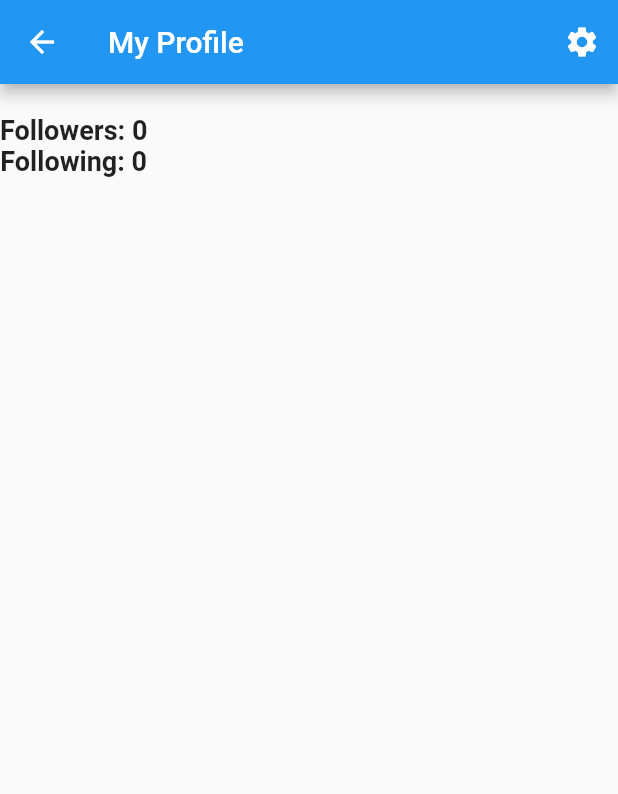
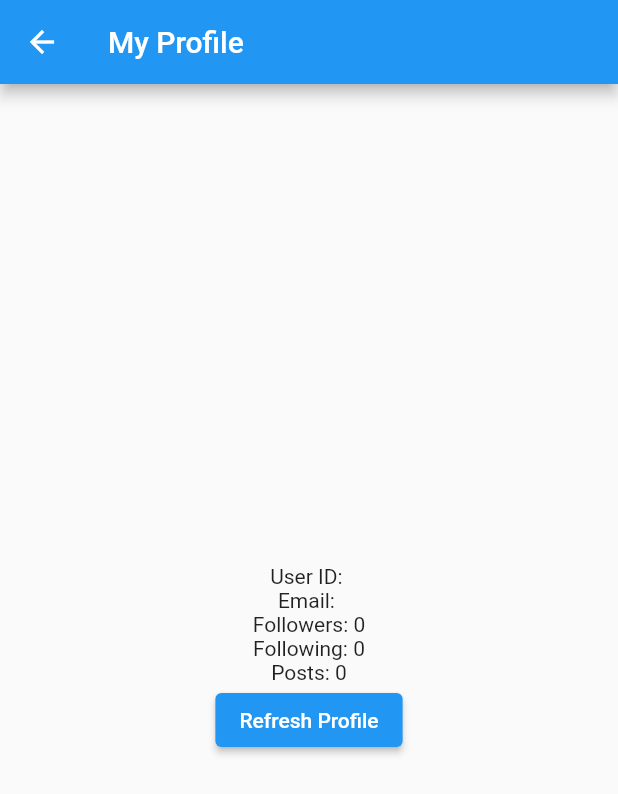
Before and after one commit to teJab-2610/garden_companion, a Flutter app: the ProfileScreen screen opened directly, on a phone screen of 412 x 824 dp. Shown: the top 794 px of the screen. Run offline on Flutter 3.47's test engine with Material 2 defaults, Android fonts, the light colour scheme and no system bars; our stand-ins replace cloud_firestore, firebase_auth, firebase_core, google_sign_in, shared_preferences; accounts and stored records are empty.

Commit message:
Tweaks to Profile Page

```diff
--- a/lib/providers/user_provider.dart
+++ b/lib/providers/user_provider.dart
@@ -1,5 +1,6 @@
 import 'package:firebase_auth/firebase_auth.dart';
 import 'package:flutter/foundation.dart';
+import 'package:garden_companion_2/models/user.dart';
 import 'package:shared_preferences/shared_preferences.dart';
 import 'package:cloud_firestore/cloud_firestore.dart';
 
@@ -9,44 +10,106 @@
   late SharedPreferences _prefs;
   late FirebaseFirestore _firestore;
 
-  String? _userId;
-  String? _email;
-  int _followersCount = 0;
-  int _followingCount = 0;
-  int _postsCount = 0;
-
-  String? get userId => _userId;
-  String? get email => _email;
-  int get followersCount => _followersCount;
-  int get followingCount => _followingCount;
-  int get postsCount => _postsCount;
+  MyUser _userProfile = MyUser(
+    username: '',
+    email: '',
+    followersCount: 0,
+    followingCount: 0,
+    postsCount: 0,
+    password: '',
+    phoneNumber: '',
+  );
+  MyUser get userProfile => _userProfile; // Add this getter
 
   UserProvider() {
     _initPreferences();
-    _firestore = FirebaseFirestore.instance;
   }
 
   Future<void> _initPreferences() async {
     _prefs = await SharedPreferences.getInstance();
-    _userId = _prefs.getString('userId');
-    _email = _prefs.getString('email');
-    _followersCount = _prefs.getInt('followersCount') ?? 0;
-    _followingCount = _prefs.getInt('followingCount') ?? 0;
-    _postsCount = _prefs.getInt('postsCount') ?? 0;
+    _loadUserProfile();
+  }
+
+  Future<void> _loadUserProfile() async {
+    final userId = _prefs.getString('userId') ?? '';
+    final email = _prefs.getString('email') ?? '';
+    final followersCount = _prefs.getInt('followersCount') ?? 0;
+    final followingCount = _prefs.getInt('followingCount') ?? 0;
+    final postsCount = _prefs.getInt('postsCount') ?? 0;
+
+    _userProfile = MyUser(
+      username: userId,
+      email: email,
+      followersCount: followersCount,
+      followingCount: followingCount,
+      postsCount: postsCount,
+      password: '',
+      phoneNumber: '',
+    );
+
     notifyListeners();
   }
 
-  Future<void> registerUser(String userId, String email) async {
-    _userId = userId;
-    _email = email;
+  Future<void> fetchUserProfile() async {
+    try {
+      final User? currentUser = _auth.currentUser;
+      if (currentUser != null) {
+        final DocumentSnapshot<Map<String, dynamic>> userDoc =
+            await _firestore.collection('users').doc(currentUser.uid).get();
 
-    await _prefs.setString('userId', userId);
-    await _prefs.setString('email', email);
-    await _prefs.setInt('followersCount', _followersCount);
-    await _prefs.setInt('followingCount', _followingCount);
-    await _prefs.setInt('postsCount', _postsCount);
+        final int followersCount = userDoc['followersCount'];
+        final int followingCount = userDoc['followingCount'];
+        final int postsCount = userDoc['postsCount'];
 
+        _userProfile = MyUser(
+          username: currentUser.uid,
+          email: currentUser.email!,
+          followersCount: followersCount,
+          followingCount: followingCount,
+          postsCount: postsCount,
+          password: '',
+          phoneNumber: '',
+        );
+
+        // Update shared preferences
+        await _prefs.setString('userId', currentUser.uid);
+        await _prefs.setString('email', currentUser.email!);
+        await _prefs.setInt('followersCount', followersCount);
+        await _prefs.setInt('followingCount', followingCount);
+        await _prefs.setInt('postsCount', postsCount);
+
+        notifyListeners();
+      }
+    } catch (e) {
+      print('Error fetching user profile: $e');
+    }
+  }
+
+  Future<void> registerUser(
+    String userId,
+    String email,
+    String username, // Add this parameter
+  ) async {
+    _userProfile = MyUser(
+      username: userId,
+      email: email,
+      followersCount: 0,
+      followingCount: 0,
+      postsCount: 0,
+      password: '',
+      phoneNumber: '',
+    );
+
+    await _saveUserDataToPreferences();
     notifyListeners();
+  }
+
+  Future<void> _saveUserDataToPreferences() async {
+    await _prefs.setString('userId', _userProfile.username);
+    await _prefs.setString('email', _userProfile.email);
+    await _prefs.setInt('followersCount', _userProfile.followersCount);
+    await _prefs.setInt('followingCount', _userProfile.followingCount);
+    await _prefs.setInt('postsCount', _userProfile.postsCount);
   }
 
   Future<bool> isFollowingUser(String userId) async {
--- a/lib/screens/home/home_page.dart
+++ b/lib/screens/home/home_page.dart
@@ -16,6 +16,7 @@
   void _logout(BuildContext context) async {
     SharedPreferences prefs = await SharedPreferences.getInstance();
     await prefs.clear();
+    await _auth.signOut();
     Navigator.push(
       context,
       MaterialPageRoute(builder: (context) => LoginPage()),
--- a/lib/screens/profile_screens/profile_screen.dart
+++ b/lib/screens/profile_screens/profile_screen.dart
@@ -1,99 +1,35 @@
 import 'package:flutter/material.dart';
 import 'package:provider/provider.dart';
-import '../../providers/auth_provider.dart';
-import '../../models/user.dart';
+import '../../providers/user_provider.dart';
 
 class ProfileScreen extends StatelessWidget {
   @override
   Widget build(BuildContext context) {
-    final isOwnProfile = _isOwnProfile(context);
+    final userProvider = Provider.of<UserProvider>(context);
 
     return Scaffold(
       appBar: AppBar(
-        title: Text(isOwnProfile ? 'My Profile' : 'Profile'),
-        actions: [
-          if (isOwnProfile)
-            IconButton(
-              icon: Icon(Icons.settings),
-              onPressed: () {
-                // Navigate to profile settings screen
+        title: Text('My Profile'),
+      ),
+      body: Center(
+        child: Column(
+          mainAxisAlignment: MainAxisAlignment.center,
+          children: [
+            Text('User ID: ${userProvider.userProfile.username}'),
+            Text('Email: ${userProvider.userProfile.email}'),
+            Text('Followers: ${userProvider.userProfile.followersCount}'),
+            Text('Following: ${userProvider.userProfile.followingCount}'),
+            Text('Posts: ${userProvider.userProfile.postsCount}'),
+            ElevatedButton(
+              onPressed: () async {
+                await userProvider.fetchUserProfile();
+                // Now the UI will update with the latest user profile data
               },
+              child: Text('Refresh Profile'),
             ),
-        ],
-      ),
-      body: Column(
-        children: [
-          // Display user information, profile picture, etc.
-          // ...
-
-          SizedBox(height: 20),
-
-          _buildFollowersCount(),
-
-          _buildFollowingCount(),
-
-          SizedBox(height: 20),
-
-          // You can include additional profile content or widgets here
-          // ...
-        ],
+          ],
+        ),
       ),
     );
   }
-
-  bool _isOwnProfile(BuildContext context) {
-    final authProvider = Provider.of<AuthProvider>(context);
-    //return authProvider.currentUser.id == userId; // Replace with your logic
-    return true;
-  }
-
-  Widget _buildFollowersCount() {
-    return FutureBuilder<int>(
-      future: _getFollowersCount(),
-      builder: (context, snapshot) {
-        if (snapshot.connectionState == ConnectionState.waiting) {
-          return CircularProgressIndicator();
-        } else if (snapshot.hasError) {
-          return Text('Error loading followers count');
-        } else {
-          final followersCount = snapshot.data ?? 0;
-
-          return Text(
-            'Followers: $followersCount',
-            style: TextStyle(fontSize: 18, fontWeight: FontWeight.bold),
-          );
-        }
-      },
-    );
-  }
-
-  Widget _buildFollowingCount() {
-    return FutureBuilder<int>(
-      future: _getFollowingCount(),
-      builder: (context, snapshot) {
-        if (snapshot.connectionState == ConnectionState.waiting) {
-          return CircularProgressIndicator();
-        } else if (snapshot.hasError) {
-          return Text('Error loading following count');
-        } else {
-          final followingCount = snapshot.data ?? 0;
-
-          return Text(
-            'Following: $followingCount',
-            style: TextStyle(fontSize: 18, fontWeight: FontWeight.bold),
-          );
-        }
-      },
-    );
-  }
-
-  Future<int> _getFollowersCount() async {
-    // Replace with your logic to retrieve followers count
-    return 0;
-  }
-
-  Future<int> _getFollowingCount() async {
-    // Replace with your logic to retrieve following count
-    return 0;
-  }
 }
```
